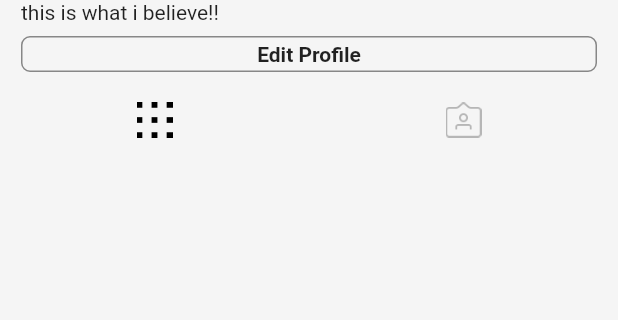
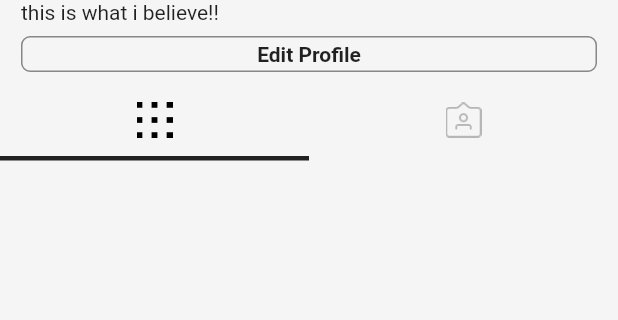
Before and after one commit to pioneerplat/flutter_practice_instagram, a Flutter app: the ProfileScreen screen opened directly, on a phone screen of 412 x 824 dp, the part 96-416 px from its top. Run offline on Flutter 3.47's test engine with Material 2 defaults, Android fonts, the phone set to English and light mode, and no system bars; our stand-ins replace cached_network_image; network calls fail.

Commit message:
26 animation with animated container

```diff
--- /dev/null
+++ b/flutter_instagram_first/lib/constants/screen_size.dart
@@ -0,0 +1,3 @@
+import 'dart:ui';
+
+Size size;
--- a/flutter_instagram_first/lib/home_page.dart
+++ b/flutter_instagram_first/lib/home_page.dart
@@ -1,6 +1,7 @@
 import 'package:flutter/material.dart';
 import 'package:flutter_instagram_first/screens/feed_screen.dart';
 import 'package:flutter_instagram_first/screens/profile_screens.dart';
+import 'constants/screen_size.dart';
 
 class HomePage extends StatefulWidget {
   HomePage({
@@ -38,6 +39,10 @@ class _HomePageState extends State<HomePage> {
 
   @override
   Widget build(BuildContext context) {
+    if (size == null) {
+      //우리가 사용하고있는 디바이스의 사이즈
+      size = MediaQuery.of(context).size;
+    }
     return Scaffold(
       body: IndexedStack(
         index: _selectedIntex,
--- a/flutter_instagram_first/lib/widgets/post.dart
+++ b/flutter_instagram_first/lib/widgets/post.dart
@@ -1,13 +1,14 @@
 import 'package:cached_network_image/cached_network_image.dart';
 import 'package:flutter/material.dart';
 import 'package:flutter_instagram_first/constants/common_size.dart';
+import 'package:flutter_instagram_first/constants/screen_size.dart';
 import 'package:flutter_instagram_first/widgets/comment.dart';
 import 'package:flutter_instagram_first/widgets/my_progress_indicator.dart';
 import 'package:flutter_instagram_first/widgets/rounded_avatar.dart';
 
 class Post extends StatelessWidget {
   final int index;
-  Size size;
+
 
   Post(
     this.index, {
@@ -22,10 +23,7 @@ class Post extends StatelessWidget {
 //      height: 100,
 //    );
 
-    if (size == null) {
-      //우리가 사용하고있는 디바이스의 사이즈
-      size = MediaQuery.of(context).size;
-    }
+
 
     //CashedNetworkImage는 이미지를 디바이스에 저장해놓은 후 다시 돌아왔을때 다운받은 이미지를 사용한다.
     //pub.dev에서 Installing-> dependencies에서 복사 -> pupspec.yaml에 붙여넣은다음 import해서 사
--- a/flutter_instagram_first/lib/widgets/profile_body.dart
+++ b/flutter_instagram_first/lib/widgets/profile_body.dart
@@ -1,5 +1,6 @@
 import 'package:flutter/material.dart';
 import 'package:flutter_instagram_first/constants/common_size.dart';
+import 'package:flutter_instagram_first/constants/screen_size.dart';
 
 class ProfileBody extends StatefulWidget {
   @override
@@ -21,7 +22,30 @@ class _ProfileBodyState extends State<ProfileBody> {
               _username(),
               _userBio(),
               _editProfileBtn(),
-              Row(
+              _tabButtons(),
+              _selectedIndicator(),
+            ]),
+          )
+        ],
+      ),
+    );
+  }
+
+  Widget _selectedIndicator() {
+    return AnimatedContainer(
+      duration: Duration(milliseconds: 300),
+      alignment: seletedLeft?Alignment.centerLeft:Alignment.centerRight,
+      child: Container(
+        height: 3,
+        width: size.width / 2,
+        color: Colors.black87,
+      ),
+      curve: Curves.fastOutSlowIn,
+    );
+  }
+
+  Row _tabButtons() {
+    return Row(
       //아이콘들이 같은 공간을 차지하도록 공간을 준다 - 이 방법을 안쓰고 두 아이콘에 Expanded를 주면 같은 효과
       //spaceAround 를사용하면 클릭할 수 있는 공간이 아이콘만큼이지만 Expanded를 사용하면 클릭공간을 더 늘릴수있다
       //mainAxisAlignment: MainAxisAlignment.spaceAround,
@@ -31,7 +55,7 @@ class _ProfileBodyState extends State<ProfileBody> {
             icon: ImageIcon(
               AssetImage('assets/images/grid.png'),
               // A ? B : C A가 true이면 B, false이면 C
-                        color: seletedLeft?Colors.black:Colors.black26,
+              color: seletedLeft ? Colors.black : Colors.black26,
             ),
             onPressed: () {
               setState(() {
@@ -44,7 +68,7 @@ class _ProfileBodyState extends State<ProfileBody> {
           child: IconButton(
             icon: ImageIcon(
               AssetImage('assets/images/saved.png'),
-                        color: seletedLeft?Colors.black26:Colors.black,
+              color: seletedLeft ? Colors.black26 : Colors.black,
             ),
             onPressed: () {
               setState(() {
@@ -54,11 +78,6 @@ class _ProfileBodyState extends State<ProfileBody> {
           ),
         ),
       ],
-              )
-            ]),
-          )
-        ],
-      ),
     );
   }
 
```
Lines whose indentation alone changed are shown as unchanged.
